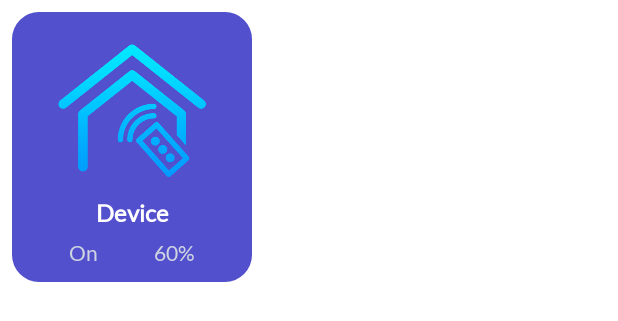
After one commit to SimoJOUDAR/Lacky, an Android app: the layout device_item.xml on its own in the app's theme, with its tools: preview values and no code run, on a phone screen of 412 x 824 dp. The commit adds this screen. Shown: the top 321 px of the screen. Run offline under Robolectric (Android 15) with nearby library versions, the phone set to English and light mode, and no system bars; Roboto replaces fonts that are not available here.

Commit message:
Add tile layout, remodel status bar theme, change TabLayout position
Add tile layout (the RecyclerView’s ViewHolder layout) with all the style and drawables needed.

Update status bar theme to make it invisible.

Change TabLayout position to the bottom of the ViewPager for a more cleaner look.

```diff
--- /dev/null
+++ b/app/src/main/res/drawable/tile_shape.xml
@@ -0,0 +1,12 @@
+<?xml version="1.0" encoding="utf-8"?>
+<shape
+    xmlns:android="http://schemas.android.com/apk/res/android"
+    android:shape="rectangle">
+
+    <solid
+        android:color="@color/tile_color"/>
+
+    <corners
+        android:radius="18dp"/>
+
+</shape>
--- /dev/null
+++ b/app/src/main/res/layout/device_item.xml
@@ -0,0 +1,61 @@
+<?xml version="1.0" encoding="utf-8"?>
+
+<layout xmlns:android="http://schemas.android.com/apk/res/android"
+    xmlns:app="http://schemas.android.com/apk/res-auto"
+    xmlns:tools="http://schemas.android.com/tools">
+
+    <androidx.constraintlayout.widget.ConstraintLayout
+        android:layout_width="160dp"
+        android:layout_height="180dp"
+        android:background="@drawable/tile_shape"
+        android:layout_margin="8dp"
+        android:orientation="vertical">
+
+        <ImageView
+            android:id="@+id/device_img"
+            android:layout_width="100dp"
+            android:layout_height="100dp"
+            android:layout_marginTop="16dp"
+            android:contentDescription="@string/device_image"
+            android:src="@drawable/generic_device"
+            app:layout_constraintStart_toStartOf="parent"
+            app:layout_constraintTop_toTopOf="parent"
+            app:layout_constraintEnd_toEndOf="parent"
+            />
+
+        <TextView
+            android:id="@+id/device_name"
+            android:layout_width="wrap_content"
+            android:layout_height="wrap_content"
+            app:layout_constraintStart_toStartOf="parent"
+            app:layout_constraintTop_toBottomOf="@id/device_img"
+            app:layout_constraintEnd_toEndOf="parent"
+            tools:text="Device"
+            style="@style/tile_device"
+            />
+
+        <TextView
+            android:id="@+id/mode"
+            android:layout_width="wrap_content"
+            android:layout_height="wrap_content"
+            app:layout_constraintStart_toStartOf="parent"
+            app:layout_constraintTop_toBottomOf="@id/device_name"
+            app:layout_constraintEnd_toStartOf="@id/specs"
+            android:layout_marginTop="8dp"
+            tools:text="On"
+            style="@style/tile_specs"
+            />
+
+        <TextView
+            android:id="@+id/specs"
+            android:layout_width="wrap_content"
+            android:layout_height="wrap_content"
+            app:layout_constraintStart_toEndOf="@id/mode"
+            app:layout_constraintTop_toBottomOf="@id/device_name"
+            app:layout_constraintEnd_toEndOf="parent"
+            tools:text="60%"
+            style="@style/tile_specs"
+            />
+
+    </androidx.constraintlayout.widget.ConstraintLayout>
+</layout>
--- a/app/src/main/res/layout/layout_title.xml
+++ b/app/src/main/res/layout/layout_title.xml
@@ -14,7 +14,7 @@
             style="@style/Title1"
             android:layout_width="wrap_content"
             android:layout_height="wrap_content"
-            android:text="@string/lackey"/>
+            android:text="@string/app_name"/>
 
         <TextView
             android:id="@+id/title_2"
--- a/app/src/main/res/values/colors.xml
+++ b/app/src/main/res/values/colors.xml
@@ -8,8 +8,9 @@
     <color name="black">#FF000000</color>
     <color name="white">#FFFFFFFF</color>
 
-    <color name="gradient_start_color">#0b1672</color>
-    <color name="gradient_end_color">#6d7ad2</color>
+    <color name="gradient_start_color">#4231AB</color>
+    <color name="gradient_end_color">#7467DE</color>
+    <color name="tile_color">#5350CE</color>
     <color name="light_grey">#CED4E0</color>
 
 </resources>
--- a/app/src/main/res/values/themes.xml
+++ b/app/src/main/res/values/themes.xml
@@ -6,28 +6,27 @@
         <item name="colorPrimaryVariant">@color/purple_700</item>
         <item name="colorOnPrimary">@color/white</item>
         <!-- Secondary brand color. -->
-        <item name="colorSecondary">@color/teal_200</item>
-        <item name="colorSecondaryVariant">@color/teal_700</item>
+        <item name="colorSecondary">@color/gradient_end_color</item>
+        <item name="colorSecondaryVariant">@color/gradient_start_color</item>
         <item name="colorOnSecondary">@color/black</item>
         <!-- Status bar. -->
         <item name="android:statusBarColor" >@android:color/transparent</item>
         <item name="android:windowTranslucentStatus">true</item>
-        <item name="android:windowTranslucentNavigation">true</item>
         <item name="android:windowFullscreen">true</item>
         <!-- Customize your theme here. -->
 
     </style>
 
-    <style name="Title" parent="">
+    <style name="Lato_font" parent="">
         <item name="fontFamily">@font/lato</item>
         <item name="android:textColor">@color/light_grey</item>
     </style>
 
-    <style name="Title1" parent="Title">
+    <style name="Title1" parent="Lato_font">
         <item name="android:textSize">26sp</item>
     </style>
 
-    <style name="Title2" parent="Title">
+    <style name="Title2" parent="Lato_font">
         <item name="android:textSize">16sp</item>
     </style>
 
@@ -37,4 +36,18 @@
         <item name="android:textStyle">bold</item>
     </style>
 
+    <!-- Tile styles. -->
+    <style name="tile_device" parent="">
+        <item name="fontFamily">@font/lato</item>
+        <item name="android:textColor">@color/white</item>
+        <item name="android:textStyle">bold</item>
+        <item name="android:textSize">16sp</item>
+        <item name="android:layout_marginTop">8dp</item>
+    </style>
+
+    <style name="tile_specs" parent="Lato_font">
+        <item name="android:textSize">14sp</item>
+        <item name="android:layout_marginTop">8dp</item>
+    </style>
+
 </resources>
```
Also changed, not shown: app/src/main/java/fr/mjoudar/lackey/presentation/gridView/GridViewFragment.kt (+6 -6 lines), app/src/main/java/fr/mjoudar/lackey/presentation/homePage/HomePageFragment.kt (+0 -7 lines), app/src/main/res/layout/fragment_grid_view.xml (+38 -7 lines), app/src/main/res/layout/fragment_home_page.xml (+6 -6 lines), app/src/main/res/values/strings.xml (+11 -2 lines), app/src/main/res/drawable/generic_device.webp (added), app/src/main/res/drawable/heater.webp (added), app/src/main/res/drawable/light.webp (added), app/src/main/res/drawable/roller_shutters.webp (added).
